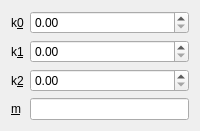
First picture: the form in DIP-src/localenhsettingform.ui, repository miRoox/HIT-DigitalImageProcessing-Postgraduate, before the edit.
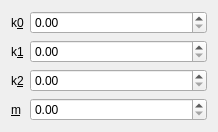
Second picture: the form after the edit.

Commit message: 修正参数m使用LineEdit的错误

Patch:
```diff
--- a/DIP-src/localenhsettingform.ui
+++ b/DIP-src/localenhsettingform.ui
@@ -2,8 +2,13 @@
 <ui version="4.0">
  <class>LocalEnhSettingForm</class>
  <widget class="QWidget" name="LocalEnhSettingForm">
-  <property name="windowTitle">
-   <string>Form</string>
+  <property name="geometry">
+   <rect>
+    <x>0</x>
+    <y>0</y>
+    <width>218</width>
+    <height>129</height>
+   </rect>
   </property>
   <layout class="QVBoxLayout" name="verticalLayout">
    <item>
@@ -53,12 +58,12 @@
         <string>&amp;m</string>
        </property>
        <property name="buddy">
-        <cstring>mLineEdit</cstring>
+        <cstring>mDoubleSpinBox</cstring>
        </property>
       </widget>
      </item>
      <item row="3" column="1">
-      <widget class="QLineEdit" name="mLineEdit"/>
+      <widget class="QDoubleSpinBox" name="mDoubleSpinBox"/>
      </item>
     </layout>
    </item>
```
